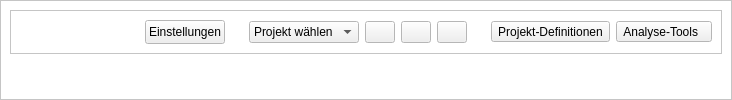
Above: projektcheck/ui/ProjektCheck_dockwidget_base.ui from projektcheck/ProjektCheck-QGIS before the change. Below: the same form after it.
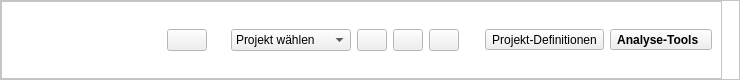
That is the form after the change. Icons and pictures are not drawn.

Commit message: style main widget and erreichbarkeit

What changed in the file:
```diff
--- a/projektcheck/ui/ProjektCheck_dockwidget_base.ui
+++ b/projektcheck/ui/ProjektCheck_dockwidget_base.ui
@@ -6,8 +6,8 @@
    <rect>
     <x>0</x>
     <y>0</y>
-    <width>732</width>
-    <height>100</height>
+    <width>740</width>
+    <height>80</height>
    </rect>
   </property>
   <property name="sizePolicy">
@@ -18,8 +18,8 @@
   </property>
   <property name="minimumSize">
    <size>
-    <width>732</width>
-    <height>100</height>
+    <width>740</width>
+    <height>80</height>
    </size>
   </property>
   <property name="maximumSize">
@@ -184,6 +184,18 @@
        <enum>QFrame::Raised</enum>
       </property>
       <layout class="QVBoxLayout" name="verticalLayout_2">
+       <property name="leftMargin">
+        <number>0</number>
+       </property>
+       <property name="topMargin">
+        <number>0</number>
+       </property>
+       <property name="rightMargin">
+        <number>0</number>
+       </property>
+       <property name="bottomMargin">
+        <number>0</number>
+       </property>
        <item>
         <layout class="QHBoxLayout" name="horizontalLayout_2">
          <item>
@@ -205,14 +217,14 @@
               </property>
               <property name="minimumSize">
                <size>
-                <width>132</width>
-                <height>24</height>
+                <width>150</width>
+                <height>26</height>
                </size>
               </property>
               <property name="maximumSize">
                <size>
-                <width>132</width>
-                <height>24</height>
+                <width>150</width>
+                <height>26</height>
                </size>
               </property>
               <property name="sizeIncrement">
@@ -248,20 +260,8 @@
             </item>
             <item>
              <widget class="QPushButton" name="settings_button">
-              <property name="maximumSize">
-               <size>
-                <width>500</width>
-                <height>500</height>
-               </size>
-              </property>
-              <property name="sizeIncrement">
-               <size>
-                <width>0</width>
-                <height>0</height>
-               </size>
-              </property>
               <property name="text">
-               <string>Einstellungen</string>
+               <string/>
               </property>
               <property name="icon">
                <iconset>
@@ -293,9 +293,16 @@
                 <verstretch>15</verstretch>
                </sizepolicy>
               </property>
+              <property name="minimumSize">
+               <size>
+                <width>120</width>
+                <height>0</height>
+               </size>
+              </property>
               <property name="font">
                <font>
                 <family>MS Shell Dlg 2</family>
+                <pointsize>9</pointsize>
                </font>
               </property>
               <property name="focusPolicy">
@@ -402,7 +409,7 @@
               </property>
               <property name="sizeHint" stdset="0">
                <size>
-                <width>18</width>
+                <width>20</width>
                 <height>12</height>
                </size>
               </property>
@@ -419,6 +426,9 @@
               <property name="font">
                <font>
                 <family>MS Shell Dlg 2</family>
+                <pointsize>9</pointsize>
+                <weight>50</weight>
+                <bold>false</bold>
                </font>
               </property>
               <property name="text">
@@ -437,6 +447,9 @@
               <property name="font">
                <font>
                 <family>MS Shell Dlg 2</family>
+                <pointsize>9</pointsize>
+                <weight>75</weight>
+                <bold>true</bold>
                </font>
               </property>
               <property name="contextMenuPolicy">
@@ -480,19 +493,6 @@
          </item>
         </layout>
        </item>
-       <item>
-        <spacer name="verticalSpacer">
-         <property name="orientation">
-          <enum>Qt::Vertical</enum>
-         </property>
-         <property name="sizeHint" stdset="0">
-          <size>
-           <width>20</width>
-           <height>40</height>
-          </size>
-         </property>
-        </spacer>
-       </item>
       </layout>
      </widget>
     </item>
```
Left out of the diff: 6 changed lines with no effect on the pictures. The commit also changes 2 other files.
